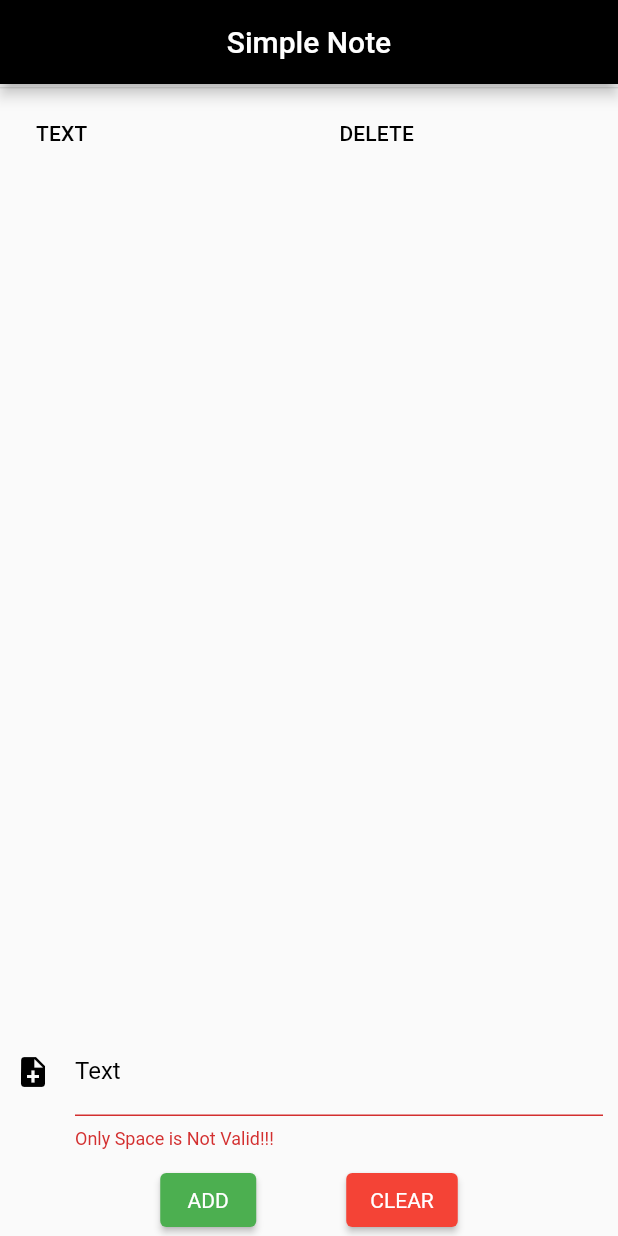
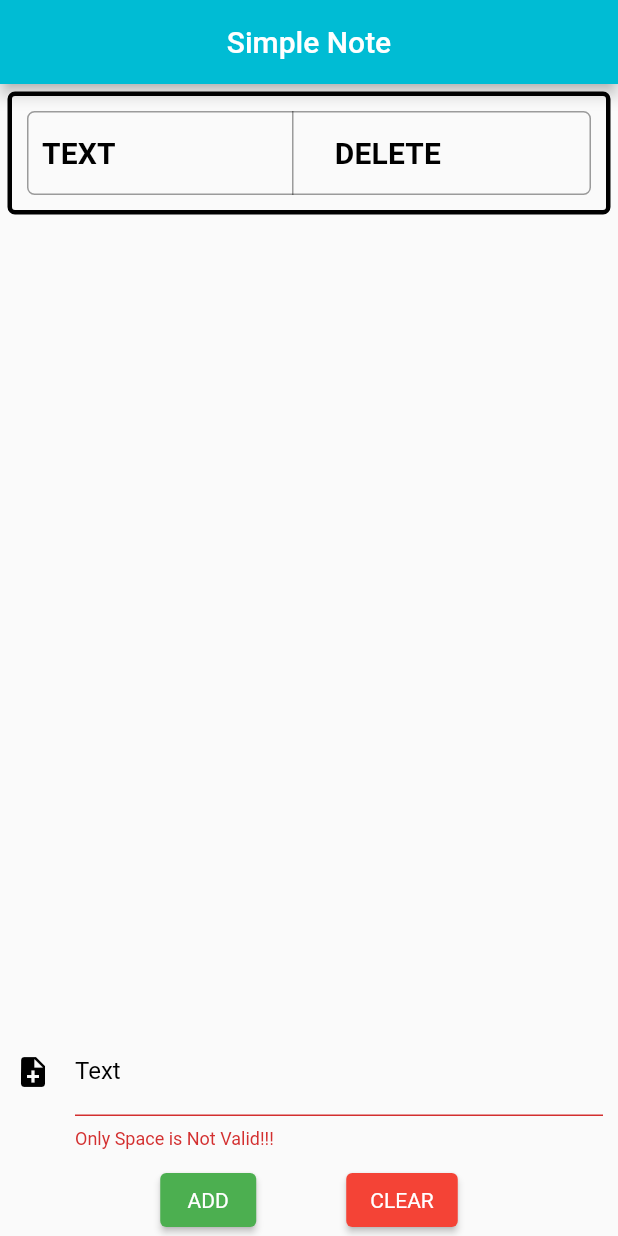
Before and after one commit to Ed-Movchan/simple_notes, a Flutter app: the screen it shows after launch, on a phone screen of 412 x 824 dp. Run offline on Flutter 3.47's test engine with Material 2 defaults, Android fonts, the phone set to English and light mode, and no system bars; our stand-ins replace sqflite; accounts and stored records are empty.

Commit message:
Add border

```diff
--- a/lib/main.dart
+++ b/lib/main.dart
@@ -11,6 +11,7 @@ class MyApp extends StatelessWidget {
   Widget build(BuildContext context) {
     return const MaterialApp(
       title: 'Simple Note',
+      debugShowCheckedModeBanner: false,
       home: NotePage(),
     );
   }
@@ -50,13 +51,10 @@ class _NotePageState extends State<NotePage> {
       appBar: AppBar(
         title: const Text('Simple Note'),
         centerTitle: true,
-        backgroundColor: Colors.black,
+        backgroundColor: Colors.cyan,
       ),
       body: Column(
         children: <Widget>[
-          const Divider(
-            height: 5.0,
-          ),
           Expanded(
             child: FutureBuilder(
               future: _notesList,
@@ -64,7 +62,8 @@ class _NotePageState extends State<NotePage> {
                 if (snapshot.hasData) {
                   return generateList(snapshot.data as List<Note>);
                 }
-                if (snapshot.data == null || (snapshot.data as List<Note>).isEmpty) {
+                if (snapshot.data == null ||
+                    (snapshot.data as List<Note>).isEmpty) {
                   return const Text('No Data Found');
                 }
                 return const CircularProgressIndicator();
@@ -77,7 +76,8 @@ class _NotePageState extends State<NotePage> {
             child: Column(
               children: <Widget>[
                 Padding(
-                  padding: const EdgeInsets.only(left: 10, right: 10, bottom: 10),
+                  padding:
+                      const EdgeInsets.only(left: 10, right: 10, bottom: 10),
                   child: TextFormField(
                     validator: (value) {
                       if (value == null) {
@@ -130,8 +130,7 @@ class _NotePageState extends State<NotePage> {
                     if (_formStateKey.currentState!.validate()) {
                       _formStateKey.currentState!.save();
                       DBProvider.db
-                          .updateNote(
-                          Note(noteIdForUpdate!, _noteText))
+                          .updateNote(Note(noteIdForUpdate!, _noteText))
                           .then((data) {
                         setState(() {
                           isUpdate = false;
@@ -178,20 +177,40 @@ class _NotePageState extends State<NotePage> {
   SingleChildScrollView generateList(List<Note> notes) {
     return SingleChildScrollView(
       scrollDirection: Axis.vertical,
+      child: Container(
+        margin: const EdgeInsets.all(5),
+        padding: const EdgeInsets.all(10),
+        decoration: BoxDecoration(
+          border: Border.all(width: 3),
+          borderRadius: const BorderRadius.all(Radius.circular(5) //
+              ),
+        ),
         child: SizedBox(
           width: MediaQuery.of(context).size.width,
           child: DataTable(
+            horizontalMargin: 10,
+            border: TableBorder.all(
+                borderRadius: BorderRadius.circular(5),
+                color: Colors.black38,
+                width: 1,
+                style: BorderStyle.solid),
             columns: const [
               DataColumn(
-              label: Text('TEXT'),
+                label: Text('TEXT',
+                    style:
+                        TextStyle(fontWeight: FontWeight.bold, fontSize: 20)),
               ),
               DataColumn(
-              label: Text('DELETE'),
+                label: Text('DELETE',
+                    style:
+                        TextStyle(fontWeight: FontWeight.bold, fontSize: 20)),
               ),
             ],
             rows: notes
                 .map(
-                (note) => DataRow(cells: [
+                  (note) => DataRow(
+                      selected: true,
+                      cells: [
                     DataCell(Text(note.text), onTap: () {
                       setState(() {
                         isUpdate = true;
@@ -201,7 +220,10 @@ class _NotePageState extends State<NotePage> {
                     }),
                     DataCell(
                       IconButton(
-                  icon: const Icon(Icons.delete_forever, color: Colors.red,),
+                        icon: const Icon(
+                          Icons.delete_forever,
+                          color: Colors.red,
+                        ),
                         onPressed: () {
                           DBProvider.db.deleteStudent(note.id);
                           updateNoteList();
@@ -213,6 +235,7 @@ class _NotePageState extends State<NotePage> {
                 .toList(),
           ),
         ),
+      ),
     );
   }
 }
```
Lines whose indentation alone changed are shown as unchanged.
